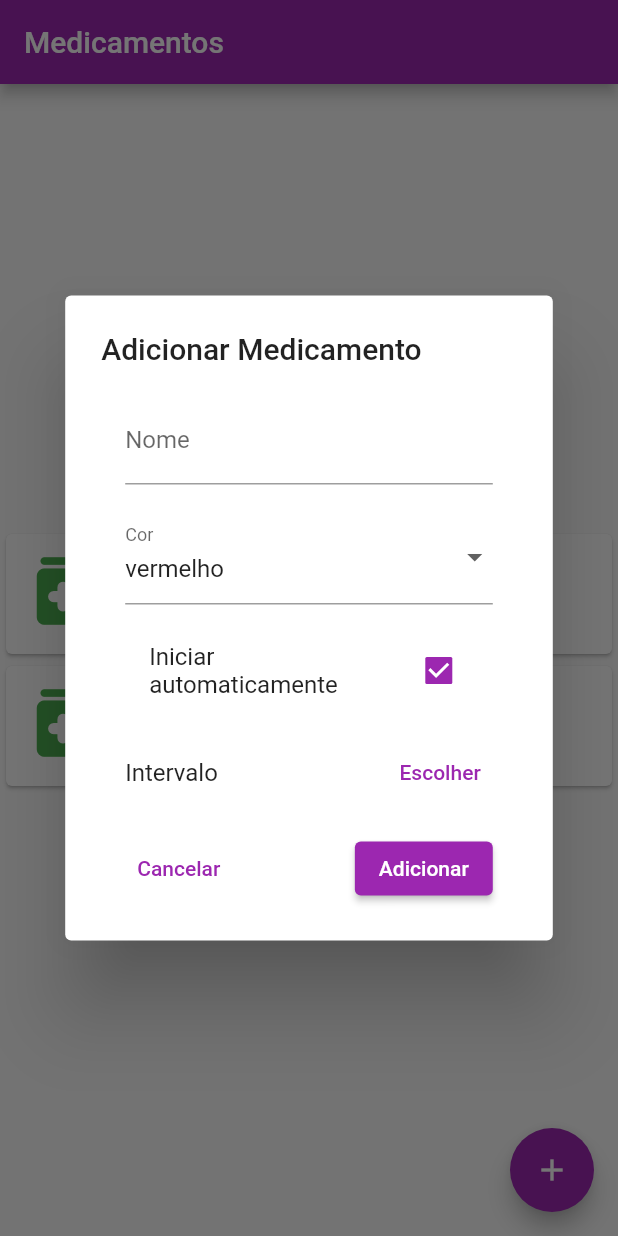
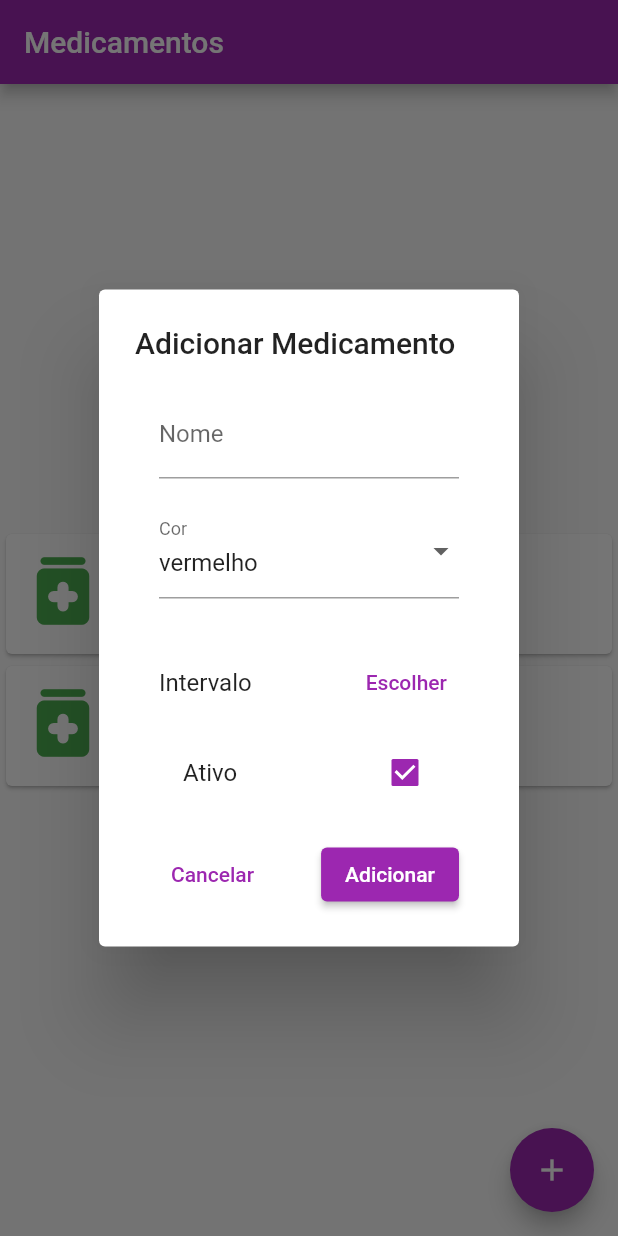
Before and after one commit to alissone/medication_manager, a Flutter app: the screen it shows after launch, after a tap on the "add" icon, on a phone screen of 412 x 824 dp. Run offline on Flutter 3.47's test engine with Material 2 defaults, Android fonts, the phone set to English and light mode, and no system bars.

Commit message:
Print formatted time interval

```diff
--- a/lib/main.dart
+++ b/lib/main.dart
@@ -116,17 +116,7 @@ class _MyFormState extends State<MyForm> {
               });
             },
           ),
-          const SizedBox(height: 16.0),
-          CheckboxListTile(
-            title: const Text("Iniciar automaticamente"),
-            value: iniciarAutomaticamente,
-            onChanged: (value) {
-              setState(() {
-                iniciarAutomaticamente = value ?? false;
-              });
-            },
-          ),
-          const SizedBox(height: 16.0),
+          const SizedBox(height: 32.0),
           Row(
             mainAxisAlignment: MainAxisAlignment.spaceBetween,
             children: [
@@ -147,13 +137,24 @@ class _MyFormState extends State<MyForm> {
                   ).then((TimeOfDay? result){
                     setState(() {
                       selectedTime24Hour = result!;
-                      intervalString = "$selectedTime24Hour.hour : $selectedTime24Hour.minute";
+                      intervalString = "${selectedTime24Hour.hour}:${selectedTime24Hour.minute}";
                     });
+                    print(intervalString);
                   });;
                 },
-                child: Text(intervalString),
+                child: Text('$intervalString'),
               ),
             ],
+          ),
+          const SizedBox(height: 8.0),
+          CheckboxListTile(
+            title: const Text("Ativo"),
+            value: iniciarAutomaticamente,
+            onChanged: (value) {
+              setState(() {
+                iniciarAutomaticamente = value ?? false;
+              });
+            },
           ),
           const SizedBox(height: 16.0),
           Row(
```
